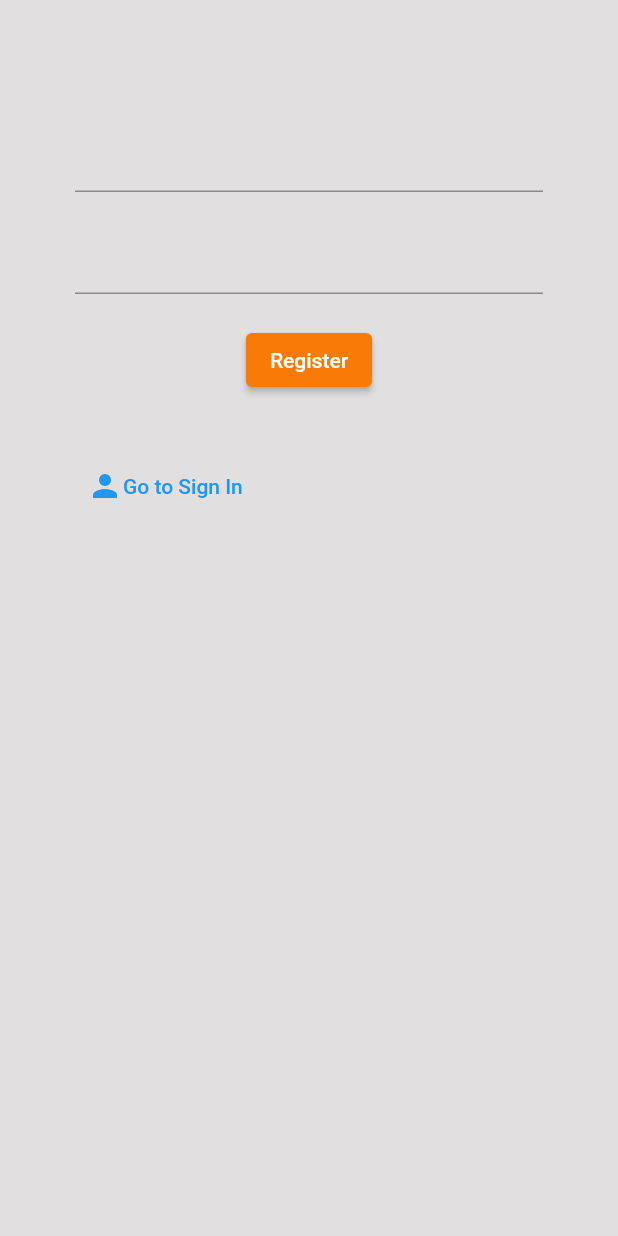
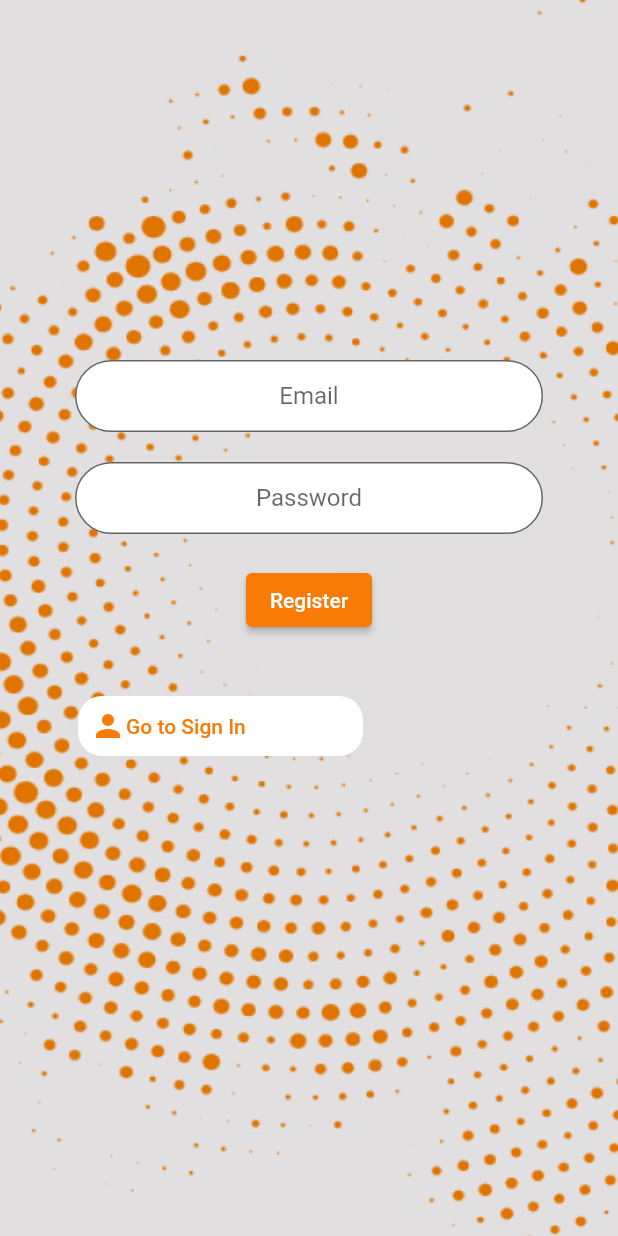
Before and after one commit to Abrahamorca/StreetHub, a Flutter app: the Register screen opened directly with empty values, on a phone screen of 412 x 824 dp. Run offline on Flutter 3.47's test engine with Material 2 defaults, Android fonts, the phone set to English and light mode, and no system bars; our stand-ins replace firebase_auth, firebase_core, flutter_map, latlong2, location, qr_flutter; missing offline and left inert: app_settings; accounts and stored records are empty.

Commit message:
changes ui

```diff
--- a/lib/screens/Login/register.dart
+++ b/lib/screens/Login/register.dart
@@ -27,16 +27,31 @@ class _RegisterState extends State<Register> {
   Widget build(BuildContext context) {
     return Scaffold(
       backgroundColor: const Color(backgroundLoginColor),
+      resizeToAvoidBottomInset: false,
       body: Container(
+        decoration: BoxDecoration(
+          image: DecorationImage(
+              image: AssetImage("assets/images/dottedcircle_background.png"),
+              fit: BoxFit.fill
+          ),
+        ),
         padding: const EdgeInsets.symmetric(vertical: 60, horizontal: 50),
         child: Form(
           key: _formKey,
           child: Column(
             children: [
-              const SizedBox(height: 20),
-
+              const SizedBox(height: 180),
               //Mail Field
               TextFormField(
+                textAlign: TextAlign.center,
+                decoration: InputDecoration(
+                  contentPadding: EdgeInsets.symmetric(vertical: 0),
+                  filled: true,
+                  fillColor: Colors.white,
+                  border: OutlineInputBorder(
+                      borderRadius:BorderRadius.circular(55.0)),
+                  hintText: 'Email',
+                ),
                 validator: (val) {
                   if (val!.isEmpty) {
                     return 'Please enter some text';
@@ -52,6 +67,16 @@ class _RegisterState extends State<Register> {
 
               //Password field
               TextFormField(
+                textAlign: TextAlign.center,
+                decoration: InputDecoration(
+                  contentPadding: EdgeInsets.symmetric(vertical: 0),
+                  filled: true,
+                  fillColor: Colors.white,
+                  border: OutlineInputBorder(
+                    borderRadius:BorderRadius.circular(55.0),
+                  ),
+                  hintText: 'Password',
+                ),
                 validator: (val) {
                   if (val!.length < 6) {
                     return 'Enter a password 6+ characters long';
@@ -97,17 +122,24 @@ class _RegisterState extends State<Register> {
                 style: const TextStyle(color: Colors.red, fontSize: 14),
               ),
 
-              //Toggle forms button
+          Padding(padding: EdgeInsets.only(left: 2, right: 120),
+            child:
               TextButton(
                 onPressed: () {
                   widget.toggleView();
                 },
+                style: ButtonStyle(foregroundColor:MaterialStatePropertyAll(Color(signInButtonColor)), backgroundColor: MaterialStatePropertyAll(Colors.white), shape:  MaterialStateProperty.all(
+                  RoundedRectangleBorder(
+                    // Change your radius here
+                    borderRadius: BorderRadius.circular(16),
+                  ),
+                ) , ),
                 child: Row(
                   children: const [
                     Icon(Icons.person),
                     Text('Go to Sign In'),
                   ],
-                ),
+                ),),
               )
             ], // Column children
           ),
```
Also changed, not shown: lib/screens/Home/home.dart (+61 -1 lines), lib/screens/Login/sign_in.dart (+9 -10 lines).
